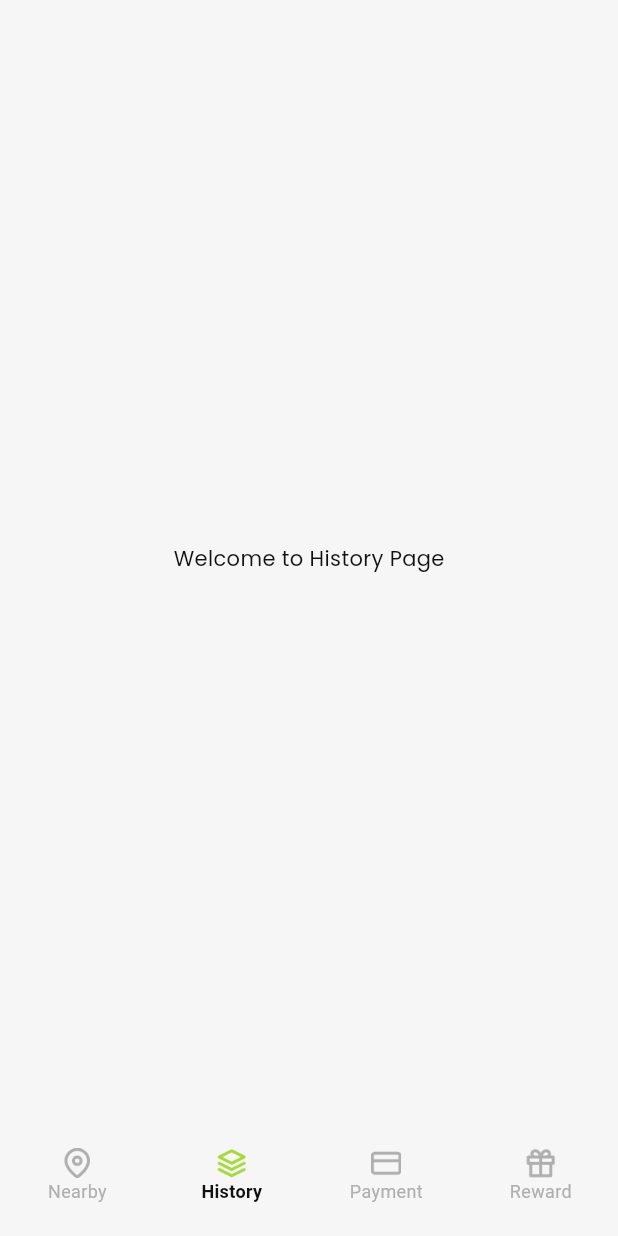
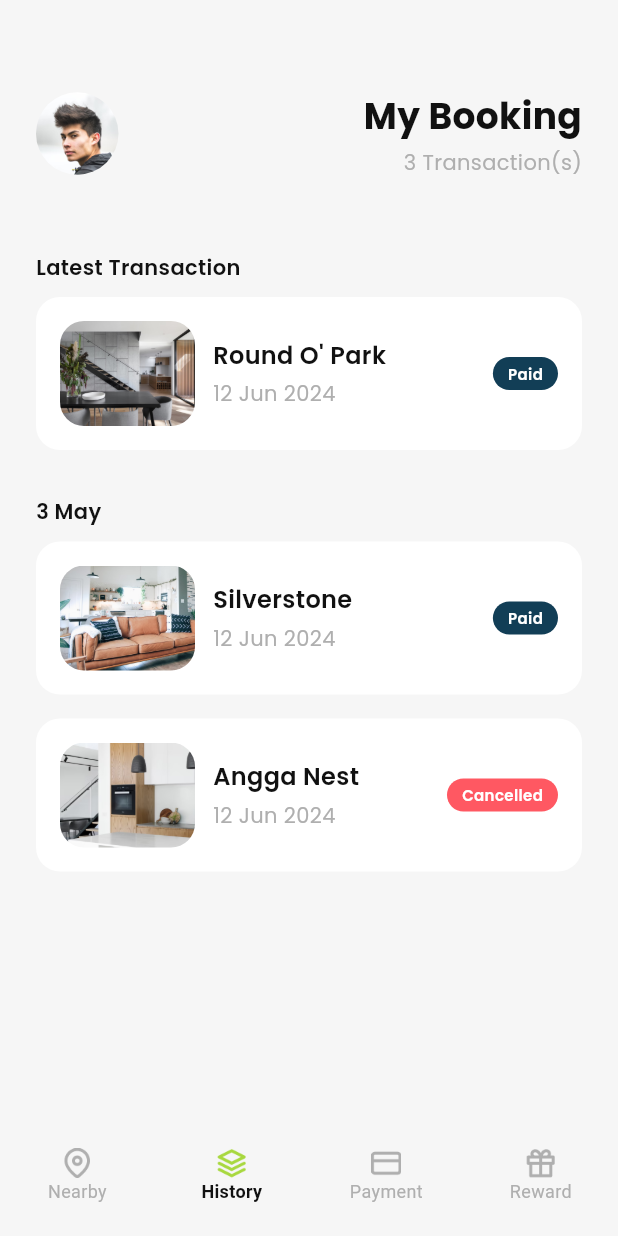
Before and after one commit to HarunNurahman/hayy-hotelio_app, a Flutter app: the DashboardPage screen opened by its route, item 2 of the bottom bar chosen, on a phone screen of 412 x 824 dp. Run offline on Flutter 3.47's test engine with Material 3 defaults, Android fonts, the phone set to English and light mode, and no system bars; our stand-ins replace another_flushbar, cloud_firestore, firebase_auth, firebase_core, flutter_rating_bar, get and 2 more; accounts and stored records are empty.

Commit message:
Style: Slicing history transaction page UI

```diff
--- a/lib/pages/dashboard_page.dart
+++ b/lib/pages/dashboard_page.dart
@@ -1,6 +1,7 @@
 import 'package:flutter/material.dart';
 import 'package:get/get.dart';
 import 'package:hayy_hotelio_app/controllers/navigation_controller.dart';
+import 'package:hayy_hotelio_app/pages/history_page.dart';
 import 'package:hayy_hotelio_app/pages/nearby_page.dart';
 import 'package:hayy_hotelio_app/shared/style.dart';
 
@@ -23,12 +24,7 @@ class DashboardPage extends StatelessWidget {
           case 0:
             return NearbyPage();
           case 1:
-            return Center(
-              child: Text(
-                'Welcome to History Page',
-                style: blackTextStyle,
-              ),
-            );
+            return HistoryPage();
           case 2:
             return Center(
               child: Text(
--- /dev/null
+++ b/lib/pages/history_page.dart
@@ -0,0 +1,108 @@
+import 'package:flutter/material.dart';
+import 'package:hayy_hotelio_app/pages/widgets/transaction_item.dart';
+import 'package:hayy_hotelio_app/shared/style.dart';
+
+class HistoryPage extends StatelessWidget {
+  const HistoryPage({super.key});
+
+  @override
+  Widget build(BuildContext context) {
+    return Scaffold(
+      body: ListView(
+        padding: const EdgeInsets.symmetric(horizontal: 24, vertical: 30),
+        children: [
+          header(),
+          latestTransaction(),
+          previousTransaction(),
+        ],
+      ),
+    );
+  }
+
+  Widget header() {
+    return Container(
+      margin: const EdgeInsets.only(top: 30),
+      child: Row(
+        mainAxisAlignment: MainAxisAlignment.spaceBetween,
+        children: [
+          // Profile image
+          Container(
+            width: 55,
+            height: 55,
+            decoration: const BoxDecoration(
+              shape: BoxShape.circle,
+              image: DecorationImage(
+                image: AssetImage('assets/images/img_profile.png'),
+              ),
+            ),
+          ),
+          // Nearby hotel(s)
+          Column(
+            crossAxisAlignment: CrossAxisAlignment.end,
+            children: [
+              Text(
+                'My Booking',
+                style: blackTextStyle.copyWith(fontSize: 24, fontWeight: bold),
+              ),
+              const SizedBox(height: 4),
+              Text(
+                '3 Transaction(s)',
+                style: grayTextStyle,
+              ),
+            ],
+          )
+        ],
+      ),
+    );
+  }
+
+  Widget latestTransaction() {
+    return Container(
+      margin: const EdgeInsets.only(top: 50),
+      child: Column(
+        crossAxisAlignment: CrossAxisAlignment.start,
+        children: [
+          Text(
+            'Latest Transaction',
+            style: blackTextStyle.copyWith(fontWeight: semiBold),
+          ),
+          const SizedBox(height: 10),
+          TransactionItem(
+            imgUrl: 'assets/images/img_hotel_1.png',
+            name: 'Round O\' Park',
+            date: DateTime.now().toIso8601String(),
+            isPaid: true,
+          )
+        ],
+      ),
+    );
+  }
+
+  Widget previousTransaction() {
+    return Container(
+      margin: const EdgeInsets.only(top: 15),
+      child: Column(
+        crossAxisAlignment: CrossAxisAlignment.start,
+        children: [
+          Text(
+            '3 May',
+            style: blackTextStyle.copyWith(fontWeight: semiBold),
+          ),
+          const SizedBox(height: 10),
+          TransactionItem(
+            imgUrl: 'assets/images/img_hotel_2.png',
+            name: 'Silverstone',
+            date: DateTime.now().toIso8601String(),
+            isPaid: true,
+          ),
+          TransactionItem(
+            imgUrl: 'assets/images/img_hotel_3.png',
+            name: 'Angga Nest',
+            date: DateTime.now().toIso8601String(),
+            isPaid: false,
+          ),
+        ],
+      ),
+    );
+  }
+}
--- /dev/null
+++ b/lib/pages/widgets/transaction_item.dart
@@ -0,0 +1,79 @@
+import 'package:flutter/material.dart';
+import 'package:hayy_hotelio_app/shared/style.dart';
+
+import '../../shared/shared_method.dart';
+
+class TransactionItem extends StatelessWidget {
+  final String imgUrl;
+  final String name;
+  final String date;
+  final bool isPaid;
+  const TransactionItem({
+    super.key,
+    required this.imgUrl,
+    required this.name,
+    required this.date,
+    this.isPaid = false,
+  });
+
+  @override
+  Widget build(BuildContext context) {
+    return Container(
+      padding: const EdgeInsets.all(16),
+      margin: const EdgeInsets.only(bottom: 16),
+      decoration: BoxDecoration(
+        color: whiteColor,
+        borderRadius: BorderRadius.circular(16),
+      ),
+      child: Row(
+        children: [
+          ClipRRect(
+            borderRadius: BorderRadius.circular(16),
+            child: Image.asset(
+              imgUrl,
+              width: 90,
+              height: 70,
+              fit: BoxFit.cover,
+            ),
+          ),
+          const SizedBox(width: 12),
+          Expanded(
+            child: Column(
+              crossAxisAlignment: CrossAxisAlignment.start,
+              children: [
+                Text(
+                  name,
+                  style: blackTextStyle.copyWith(
+                    fontSize: 16,
+                    fontWeight: semiBold,
+                  ),
+                ),
+                const SizedBox(height: 4),
+                Text(
+                  AppFormat.date(date),
+                  style: grayTextStyle,
+                ),
+              ],
+            ),
+          ),
+          Container(
+            padding: const EdgeInsets.symmetric(horizontal: 10, vertical: 4),
+            decoration: BoxDecoration(
+              color: isPaid ? darkGrayColor : redColor,
+              borderRadius: BorderRadius.circular(50),
+            ),
+            child: Center(
+              child: Text(
+                isPaid ? 'Paid' : 'Cancelled',
+                style: whiteTextStyle.copyWith(
+                  fontSize: 10,
+                  fontWeight: semiBold,
+                ),
+              ),
+            ),
+          ),
+        ],
+      ),
+    );
+  }
+}
--- a/lib/shared/style.dart
+++ b/lib/shared/style.dart
@@ -9,6 +9,7 @@ Color grayColor = const Color(0xFFAFAFAF);
 Color blackColor = const Color(0xFF111111);
 Color whiteColor = const Color(0xFFFFFFFF);
 Color orangeColor = const Color(0xFFFA8F29);
+Color redColor = const Color(0xFFFF5862);
 
 // Text style
 TextStyle blackTextStyle = GoogleFonts.poppins(color: blackColor);
```
